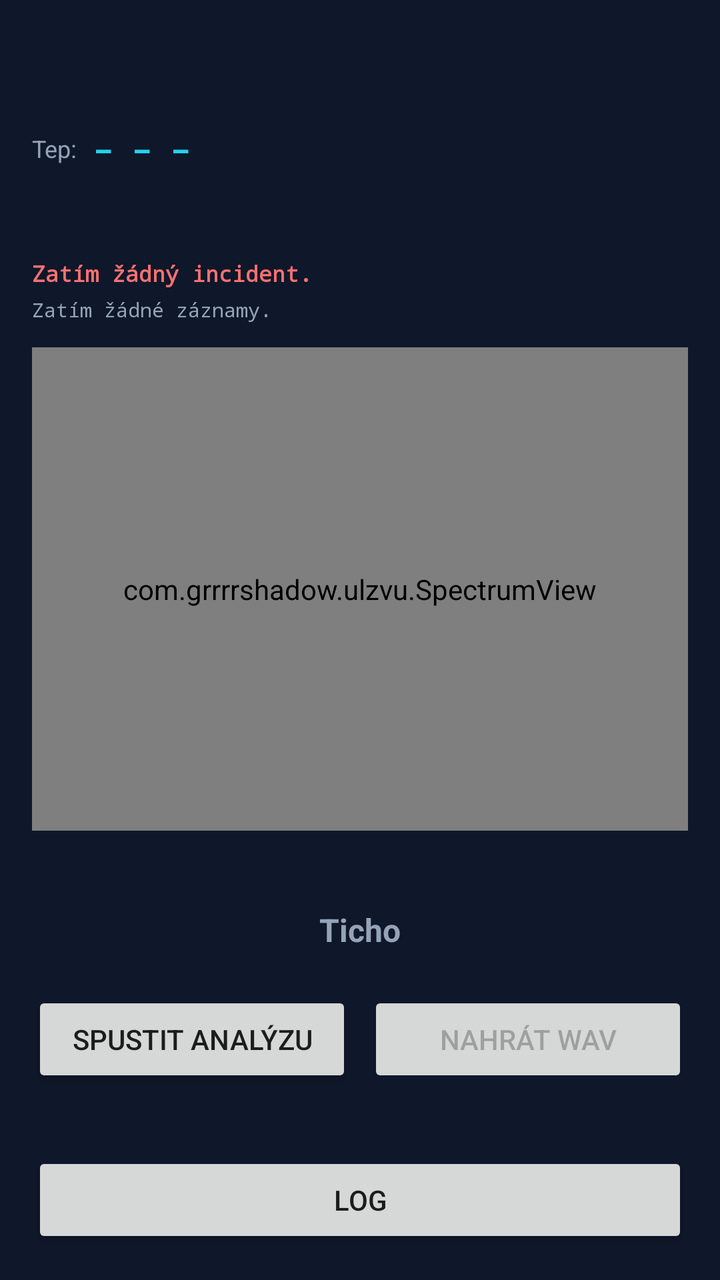
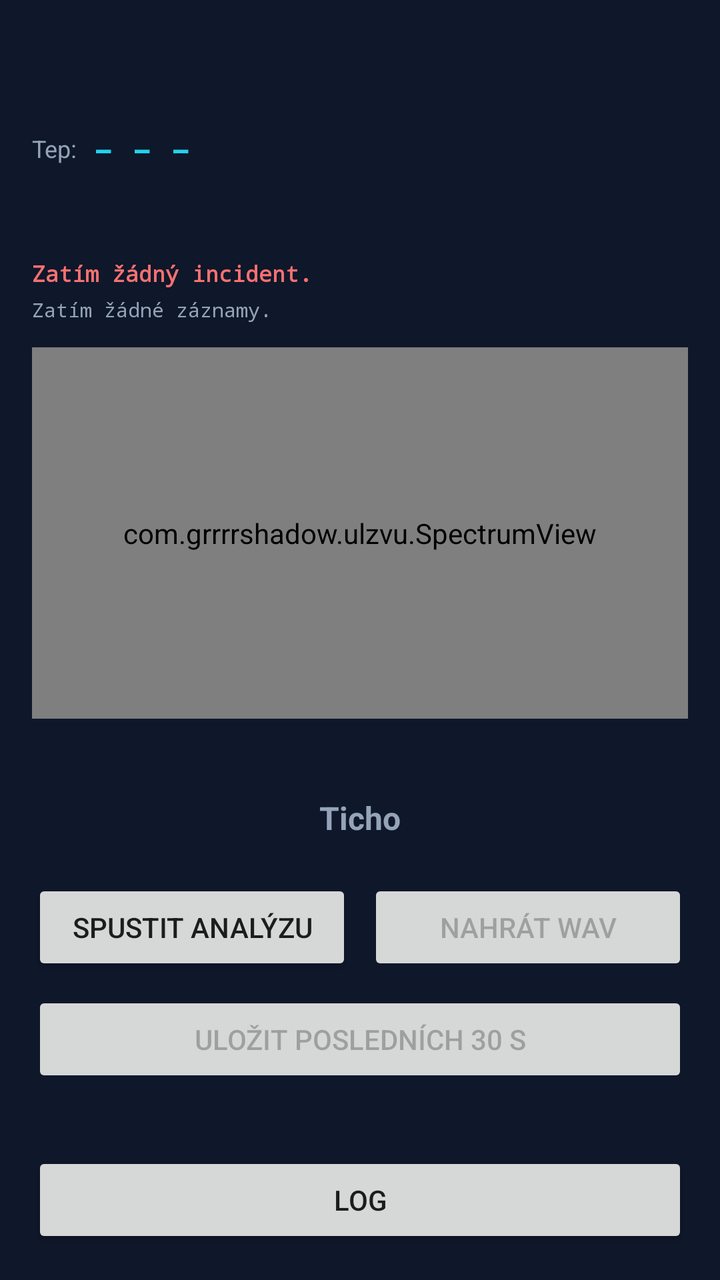

Before-and-after screenshots of an Android layout around one commit, followed by the original layout XML and the change that was made.
<!-- AndroidManifest.xml: application theme Theme.Ulzvu -->
<!-- res/layout/activity_main.xml -->
<?xml version="1.0" encoding="utf-8"?>
<LinearLayout xmlns:android="http://schemas.android.com/apk/res/android"
    android:layout_width="match_parent"
    android:layout_height="match_parent"
    android:orientation="vertical"
    android:background="@color/background"
    android:padding="16dp">

    <TextView
        android:id="@+id/tvDeviceInfo"
        android:layout_width="match_parent"
        android:layout_height="wrap_content"
        android:textColor="@color/text_secondary"
        android:textSize="12sp"
        android:fontFamily="monospace" />

    <TextView
        android:id="@+id/tvConfigInfo"
        android:layout_width="match_parent"
        android:layout_height="wrap_content"
        android:layout_marginTop="4dp"
        android:textColor="@color/text_primary"
        android:textSize="14sp"
        android:fontFamily="monospace" />

    <LinearLayout
        android:layout_width="match_parent"
        android:layout_height="wrap_content"
        android:layout_marginTop="8dp"
        android:orientation="horizontal"
        android:gravity="center_vertical">

        <TextView
            android:layout_width="wrap_content"
            android:layout_height="wrap_content"
            android:text="@string/hr_label"
            android:textColor="@color/text_secondary"
            android:textSize="12sp" />

        <TextView
            android:id="@+id/tvBpm"
            android:layout_width="0dp"
            android:layout_height="wrap_content"
            android:layout_weight="1"
            android:layout_marginStart="8dp"
            android:textColor="@color/accent"
            android:textSize="16sp"
            android:fontFamily="monospace"
            android:textStyle="bold"
            android:text="@string/hr_unreliable" />
    </LinearLayout>

    <TextView
        android:id="@+id/tvMotionWarning"
        android:layout_width="match_parent"
        android:layout_height="wrap_content"
        android:gravity="center"
        android:padding="4dp"
        android:textSize="12sp"
        android:textColor="@color/ultrasound_alert"
        android:text="@string/hr_motion_warning"
        android:visibility="invisible" />

    <TextView
        android:id="@+id/tvLastIncident"
        android:layout_width="match_parent"
        android:layout_height="wrap_content"
        android:layout_marginTop="6dp"
        android:textColor="@color/ultrasound_alert"
        android:textStyle="bold"
        android:textSize="11sp"
        android:fontFamily="monospace"
        android:maxLines="2"
        android:text="@string/no_incidents_yet" />

    <TextView
        android:id="@+id/tvRecentLog"
        android:layout_width="match_parent"
        android:layout_height="wrap_content"
        android:layout_marginTop="4dp"
        android:textColor="@color/text_secondary"
        android:textSize="10sp"
        android:fontFamily="monospace"
        android:maxLines="7"
        android:text="@string/log_empty" />

    <com.grrrrshadow.ulzvu.SpectrumView
        android:id="@+id/spectrumView"
        android:layout_width="match_parent"
        android:layout_height="0dp"
        android:layout_weight="1"
        android:layout_marginTop="12dp"
        android:layout_marginBottom="12dp"
        android:background="@color/surface" />

    <TextView
        android:id="@+id/tvPeakInfo"
        android:layout_width="match_parent"
        android:layout_height="wrap_content"
        android:textColor="@color/text_primary"
        android:textSize="11sp"
        android:maxLines="1"
        android:fontFamily="monospace" />

    <TextView
        android:id="@+id/tvUltrasoundAlert"
        android:layout_width="match_parent"
        android:layout_height="wrap_content"
        android:layout_marginTop="4dp"
        android:gravity="center"
        android:padding="8dp"
        android:textStyle="bold"
        android:textSize="16sp"
        android:textColor="@color/text_secondary"
        android:text="@string/status_idle" />

    <LinearLayout
        android:layout_width="match_parent"
        android:layout_height="wrap_content"
        android:layout_marginTop="12dp"
        android:orientation="horizontal">

        <Button
            android:id="@+id/btnToggleAnalysis"
            android:layout_width="0dp"
            android:layout_height="wrap_content"
            android:layout_weight="1"
            android:text="@string/start_analysis" />

        <Button
            android:id="@+id/btnToggleRecording"
            android:layout_width="0dp"
            android:layout_height="wrap_content"
            android:layout_weight="1"
            android:layout_marginStart="8dp"
            android:text="@string/start_recording"
            android:enabled="false" />
    </LinearLayout>

    <TextView
        android:id="@+id/tvStatus"
        android:layout_width="match_parent"
        android:layout_height="wrap_content"
        android:layout_marginTop="8dp"
        android:textColor="@color/text_secondary"
        android:textSize="12sp" />

    <Button
        android:id="@+id/btnOpenLog"
        android:layout_width="match_parent"
        android:layout_height="wrap_content"
        android:layout_marginTop="8dp"
        android:text="@string/open_log" />

</LinearLayout>
<!-- resources referenced by this layout -->
<resources>
  <color name="accent">#22D3EE</color>
  <color name="background">#0F172A</color>
  <color name="surface">#1E293B</color>
  <color name="text_primary">#E2E8F0</color>
  <color name="text_secondary">#94A3B8</color>
  <color name="ultrasound_alert">#F87171</color>
  <string name="hr_label">Tep:</string>
  <string name="hr_motion_warning">Pohyb ruší měření tepu — přiložte telefon pevně k zápěstí/hrudi a držte v klidu</string>
  <string name="hr_unreliable">– – –</string>
  <string name="log_empty">Zatím žádné záznamy.</string>
  <string name="no_incidents_yet">Zatím žádný incident.</string>
  <string name="open_log">Log</string>
  <string name="start_analysis">Spustit analýzu</string>
  <string name="start_recording">Nahrát WAV</string>
  <string name="status_idle">Ticho</string>
  <style name="Theme.Ulzvu" parent="Theme.MaterialComponents.DayNight.NoActionBar">
          <item name="colorPrimary">@color/accent</item>
          <item name="colorPrimaryDark">@color/background</item>
          <item name="colorAccent">@color/accent</item>
          <item name="android:windowBackground">@color/background</item>
      </style>
</resources>

<!-- the commit's change to res/layout/activity_main.xml (unified diff, before → after) -->
@@ -137,6 +137,14 @@
             android:enabled="false" />
     </LinearLayout>
 
+    <Button
+        android:id="@+id/btnSaveRewind"
+        android:layout_width="match_parent"
+        android:layout_height="wrap_content"
+        android:layout_marginTop="8dp"
+        android:text="@string/rewind_button"
+        android:enabled="false" />
+
     <TextView
         android:id="@+id/tvStatus"
         android:layout_width="match_parent"
<!-- resource entries referenced after the edit -->
@@ -12,6 +12,7 @@
   <string name="log_empty">Zatím žádné záznamy.</string>
   <string name="no_incidents_yet">Zatím žádný incident.</string>
   <string name="open_log">Log</string>
+  <string name="rewind_button">Uložit posledních 30 s</string>
   <string name="start_analysis">Spustit analýzu</string>
   <string name="start_recording">Nahrát WAV</string>
   <string name="status_idle">Ticho</string>
